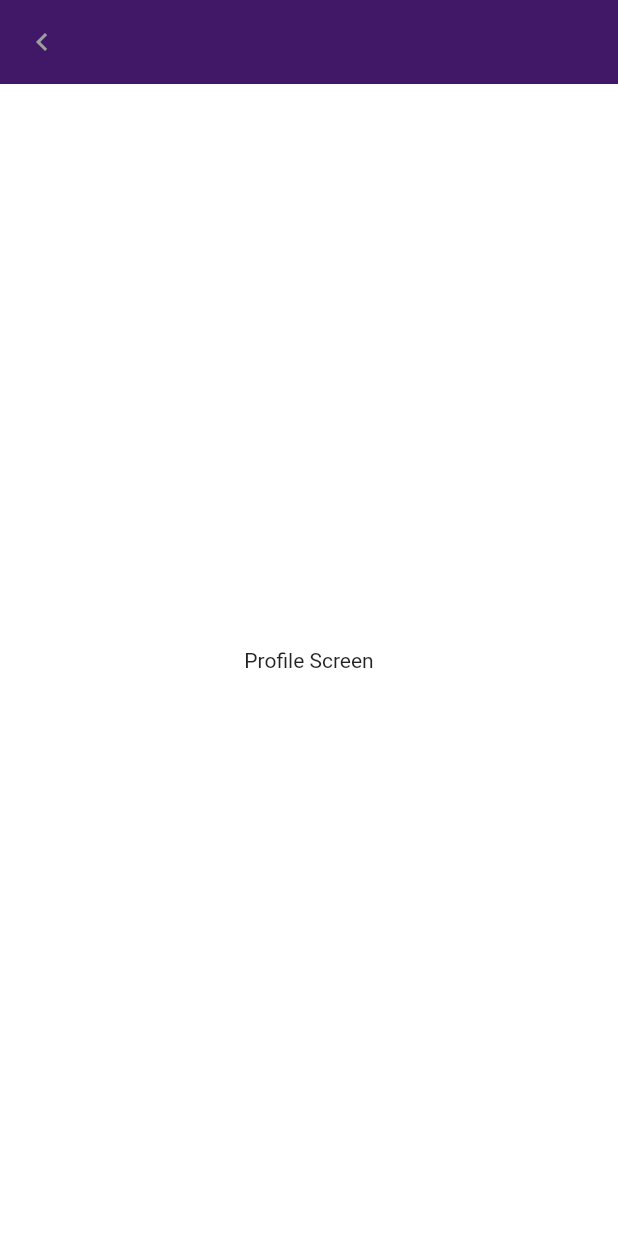
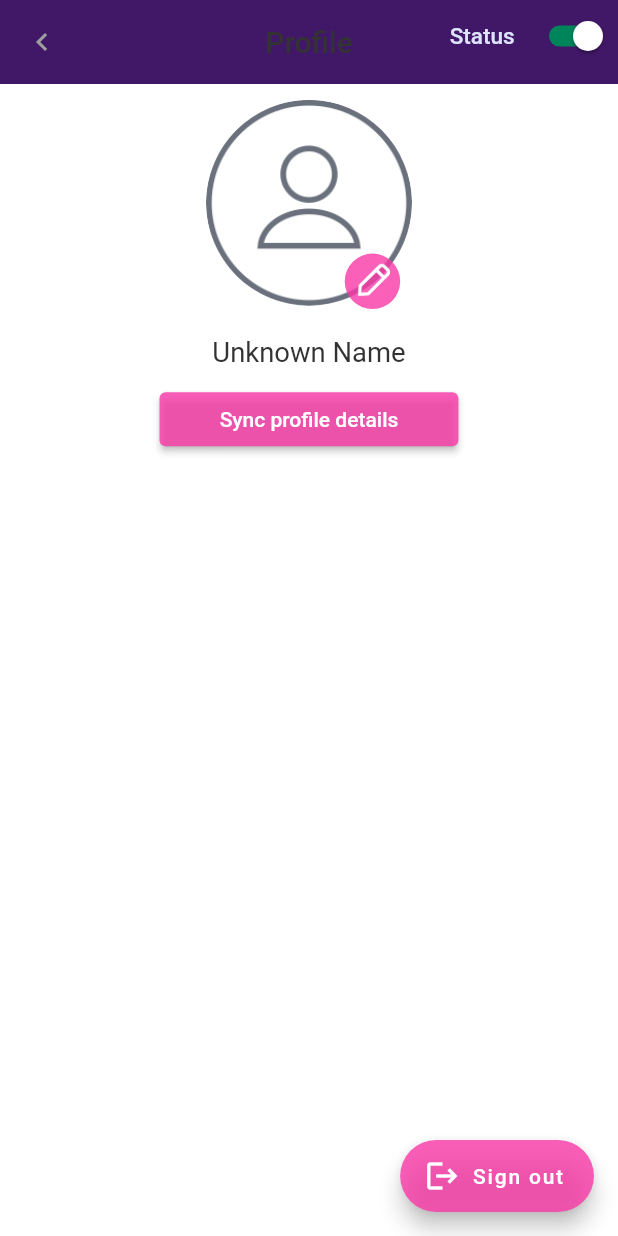
Before and after one commit to Atuoha/uconverse_ultra, a Flutter app: the ProfilePage screen opened by its route, on a phone screen of 412 x 824 dp. Run offline on Flutter 3.47's test engine with Material 2 defaults, Android fonts, the phone set to English and light mode, and no system bars; our stand-ins replace cached_network_image, cloud_firestore, cookie_jar, dio, dio_cookie_manager, firebase_auth and 11 more; accounts and stored records are empty.

Commit message:
profile section [signout fnc]

```diff
--- a/lib/common/style/color.dart
+++ b/lib/common/style/color.dart
@@ -9,19 +9,19 @@ class AppColor {
 
   static const Color primaryColor = Color(0xFF411767);
 
-  static  Color primaryColorLite = const Color(0xFF411767).withOpacity(0.8);
+  static Color primaryColorLite = const Color(0xFF411767).withOpacity(0.8);
 
   static const Color secondaryText = Color(0xFF74788D);
 
   static const Color accentColor = Color(0xFFfa38a8);
 
-  static  Color accentColorLite = const Color(0xFFfa38a8).withOpacity(0.8);
+  static Color accentColorLite = const Color(0xFFfa38a8).withOpacity(0.8);
 
   static const Color secondaryColor = Color(0xFFDEE3FF);
 
   static const Color warnColor = Color(0xFF41b4ea);
 
-  static const Color activeColor = Colors.green;
+  static const Color activeColor = Color(0xFF008459);
 
   static const Color buttonColor = Color(0xFF41b4ea);
 
@@ -30,5 +30,4 @@ class AppColor {
   static const Color pinkColor = Color(0xFFF77866);
 
   static const Color yellowColor = Color(0xFFFFB822);
-
 }
--- a/lib/pages/frames/authentication/sign_in/controller.dart
+++ b/lib/pages/frames/authentication/sign_in/controller.dart
@@ -82,7 +82,4 @@ class SignInController extends GetxController {
     Get.offAllNamed(AppRoutes.message);
   }
 
-  Future<void> signOut() async {
-    await _firebaseAuth.signOut();
-  }
 }
--- a/lib/pages/message/view.dart
+++ b/lib/pages/message/view.dart
@@ -8,6 +8,8 @@ import '../../generated/assets.dart';
 class MessagePage extends GetView<MessageController> {
   const MessagePage({super.key});
 
+
+  // head bar
   Widget _headBar() => Container(
         width: 320.w,
         height: 44.h,
@@ -41,7 +43,7 @@ class MessagePage extends GetView<MessageController> {
                   child: Container(
                     width: 10.w,
                     height: 10.h,
-                    decoration: const BoxDecoration(
+                    decoration:  const BoxDecoration(
                       color: AppColor.activeColor,
                       shape: BoxShape.circle,
                     ),
--- a/lib/pages/profile/state.dart
+++ b/lib/pages/profile/state.dart
@@ -1 +1,8 @@
-class ProfileState {}
+import 'package:get/get.dart';
+import '../../common/entities/user.dart';
+
+class ProfileState {
+  final userDetails = UserItem().obs;
+
+  bool isOnline = true;
+}
--- a/lib/pages/profile/view.dart
+++ b/lib/pages/profile/view.dart
@@ -1,7 +1,9 @@
 import 'package:flutter/material.dart';
+import 'package:flutter_screenutil/flutter_screenutil.dart';
 import 'package:get/get.dart';
 import 'package:uconverse_ultra/pages/profile/controller.dart';
 import '../../common/style/color.dart';
+import '../../generated/assets.dart';
 
 class ProfilePage extends GetView<ProfileController> {
   const ProfilePage({super.key});
@@ -9,7 +11,48 @@ class ProfilePage extends GetView<ProfileController> {
   @override
   Widget build(BuildContext context) {
     return Scaffold(
-      appBar: AppBar(
+      floatingActionButton: FloatingActionButton.extended(
+        backgroundColor: AppColor.accentColorLite,
+        onPressed: () => Get.defaultDialog(
+          title: "Sign out account",
+          content: const Text("Are you sure you want to sign out?"),
+          onConfirm: controller.signOut,
+          onCancel: ()=>Navigator.pop(context)
+        ),
+        icon: const Icon(Icons.logout),
+        label: const Text('Sign out'),
+      ),
+      appBar: _buildAppBar(),
+      body: Center(
+        child: Column(
+          crossAxisAlignment: CrossAxisAlignment.center,
+          children: [
+            _buildProfilePhoto(),
+            const SizedBox(height: 10),
+            Text(
+              controller.state.userDetails.value.name ?? 'Unknown Name',
+              style: TextStyle(
+                color: AppColor.primaryText,
+                fontSize: 16.sp,
+              ),
+            ),
+            const SizedBox(height: 10),
+            ElevatedButton(
+              style: ElevatedButton.styleFrom(
+                  backgroundColor: AppColor.accentColorLite,
+                  padding: EdgeInsets.symmetric(horizontal: 35.w)),
+              onPressed: () {},
+              child: const Text('Sync profile details'),
+            )
+          ],
+        ),
+      ),
+    );
+  }
+
+  // appbar
+  AppBar _buildAppBar() {
+    return AppBar(
       automaticallyImplyLeading: false,
       leading: Builder(
         builder: (context) => GestureDetector(
@@ -20,10 +63,83 @@ class ProfilePage extends GetView<ProfileController> {
           ),
         ),
       ),
+      title: const Text(
+        'Profile',
+        style: TextStyle(
+          color: AppColor.primaryText,
         ),
-      body: Center(
-        child: Text('Profile Screen'),
       ),
+      actions: [
+        Wrap(
+          crossAxisAlignment: WrapCrossAlignment.center,
+          children: [
+            const Text(
+              'Status',
+              style: TextStyle(
+                color: AppColor.secondaryColor,
+                fontSize: 15,
+              ),
+            ),
+            const SizedBox(width: 10),
+            Switch(
+              activeTrackColor: AppColor.activeColor,
+              inactiveTrackColor: AppColor.secondaryText,
+              activeColor: Colors.white,
+              value: controller.state.isOnline,
+              onChanged: (value) {
+                controller.toggleOnline(value: value);
+              },
+            )
+          ],
+        )
+      ],
+    );
+  }
+
+  // profile photo
+  Widget _buildProfilePhoto() {
+    return Stack(
+      children: [
+        Container(
+          height: 150.h,
+          width: 120.w,
+          decoration: BoxDecoration(
+            shape: BoxShape.circle,
+            image: controller.state.userDetails.value.avatar == null
+                ? const DecorationImage(
+                    image: AssetImage(Assets.imagesDefault),
+                  )
+                : DecorationImage(
+                    image: NetworkImage(
+                      controller.state.userDetails.value.avatar!,
+                    ),
+                  ),
+          ),
+        ),
+        Positioned(
+          bottom: 8.h,
+          right: 6.h,
+          child: GestureDetector(
+            onTap: null,
+            child: Container(
+              width: 35.w,
+              height: 35.h,
+              decoration: BoxDecoration(
+                color: AppColor.accentColorLite,
+                shape: BoxShape.circle,
+              ),
+              child: Padding(
+                padding: const EdgeInsets.all(3.0),
+                child: Center(
+                  child: Image.asset(
+                    Assets.iconsEdit,
+                  ),
+                ),
+              ),
+            ),
+          ),
+        )
+      ],
     );
   }
 }
```
Also changed, not shown: lib/common/widgets/are_you_sure_dialog.dart (added, +46 -0 lines), lib/pages/profile/controller.dart (+13 -0 lines). Lines whose indentation alone changed are shown as unchanged.
